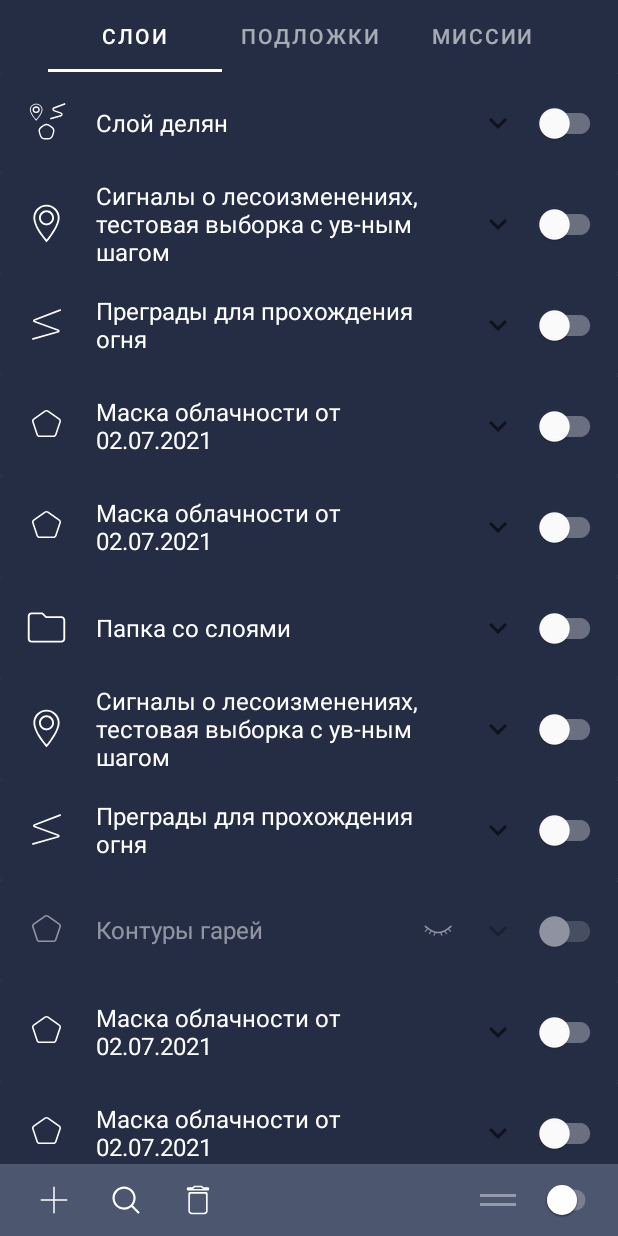
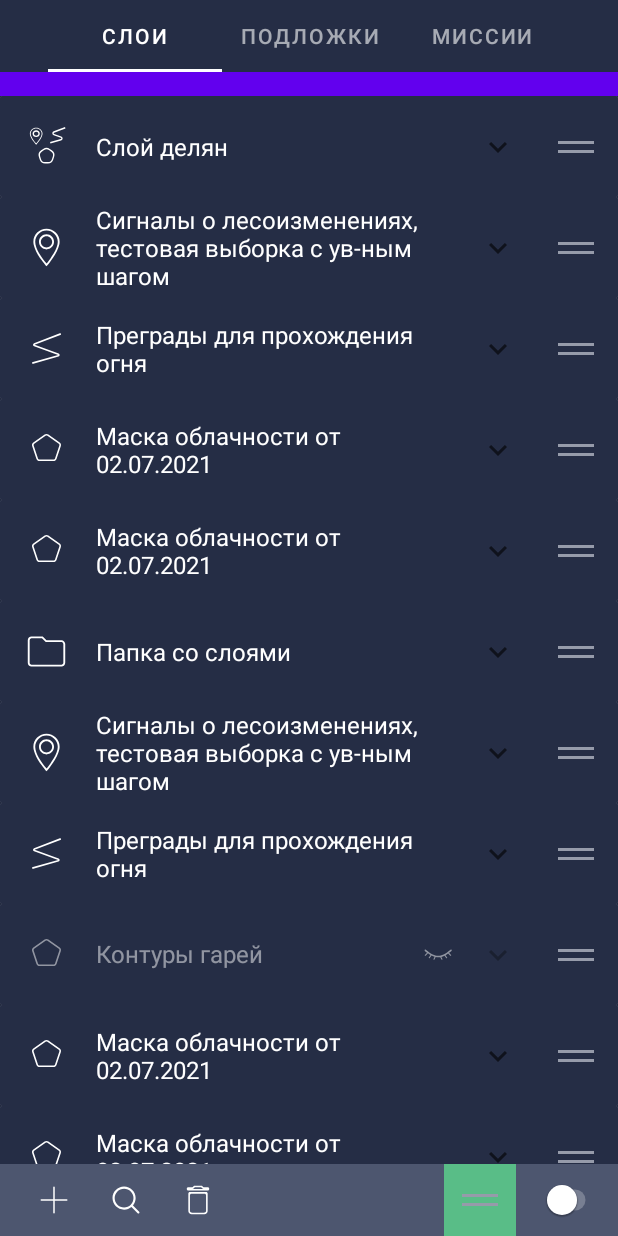
Before and after one commit to Emerald2014/InfoGrace, an Android app: the screen it shows after launch (MainActivityK), after a tap on "image_to_drop", on a phone screen of 412 x 824 dp. Run offline under Robolectric (Android 15) with nearby library versions, the phone set to English and light mode, and no system bars; our stand-ins replace Room's generated code.

```diff
--- a/app/src/main/java/ru/kudesnik/infograce/model/entities/Item.kt
+++ b/app/src/main/java/ru/kudesnik/infograce/model/entities/Item.kt
@@ -4,10 +4,11 @@ data class Item(
     val id: Int,
     val name: String,
     var position: Int,
-    var isCheckedSwitch:Boolean,
+    var isCheckedSwitch: Boolean,
     var sliderValue: Int,
     val image: Int,
-    var isVisible: Boolean
+    var isVisible: Boolean,
+    var savedSwitchPosition: Boolean = false
 ) {
 
 }
--- a/app/src/main/java/ru/kudesnik/infograce/ui/layer_fragment/LayerFragment.kt
+++ b/app/src/main/java/ru/kudesnik/infograce/ui/layer_fragment/LayerFragment.kt
@@ -2,6 +2,7 @@ package ru.kudesnik.infograce.ui.layer_fragment
 
 import android.annotation.SuppressLint
 import android.content.SharedPreferences
+import android.graphics.Color
 import android.os.Bundle
 import android.util.Log
 import android.view.LayoutInflater
@@ -17,6 +18,7 @@ import com.google.android.material.slider.Slider
 import kotlinx.coroutines.*
 import org.koin.androidx.viewmodel.ext.android.viewModel
 import org.koin.core.scope.Scope
+import ru.kudesnik.infograce.R
 import ru.kudesnik.infograce.databinding.FragmentLayerBinding
 import ru.kudesnik.infograce.model.AppState
 import ru.kudesnik.infograce.model.entities.Item
@@ -29,10 +31,14 @@ import ru.kudesnik.infograce.ui.utils.ItemMoveCallback
 1+. Перетаскивание элементов списка
 2+. Сортировка списка по позиции, а не по порядку
 3+. Сохранение в SharedPreference позиции, и переменных
-4. Разобраться почему фрагменты не полностью подменяют друг друга, и при открытии выезжающей части начинают глючить
-5. Нижнее меню
-6. Разобраться почему нижнее меню не привязано к низу экрана
-7. Добавить вью модель для оперативного обновления данных во вью*/
+4. Разобраться почему фрагменты при использовании шторки не полностью подменяют друг друга, и при открытии выезжающей части начинают глючить
+5+. Нижнее меню
+6. Разобраться почему нижнее меню не привязано к низу экрана в шторке
+7+. Добавить вью модель для оперативного обновления данных во вью
+8. При нажатии в нижнем меню кнопки перетаскивания менять значки на всех элементах
+9. Функции главного слайдера по изменению состояние всех элементов и сохранению их значения для возврата
+10. Добавление элемента в базу данных по кнопке
+*/
 
 
 open class LayerFragment : Fragment() {
@@ -40,18 +46,21 @@ open class LayerFragment : Fragment() {
 
     private var _binding: FragmentLayerBinding? = null
     private val binding get() = _binding!!
-    private val adapterLayer: LayerFragmentAdapter by lazy {
-        LayerFragmentAdapter(requireContext(), object : DoUpdate {
-            override fun doUpdateItem(item: Item) {
-                viewModel.update(item = item)
-            }
-        }, object : DoUpdateSlider {
-            override fun doUpdateSlider() {
-                getMainSliderPosition()
-            }
+    private var isMovingMode = false
+    private var adapterLayer: LayerFragmentAdapter? = null
 
-        })
-    }
+    //    by lazy {
+//        LayerFragmentAdapter(requireContext(), object : DoUpdate {
+//            override fun doUpdateItem(item: Item) {
+//                viewModel.update(item = item)
+//            }
+//        }, object : DoUpdateSlider {
+//            override fun doUpdateSlider() {
+//                getMainSliderPosition()
+//            }
+//
+//        }, isMovingMode)
+//    }
     private var recyclerViewVer2: RecyclerView? = null
     private val repository = RepositoryImpl()
     lateinit var items2: List<Item>
@@ -66,7 +75,6 @@ open class LayerFragment : Fragment() {
         _binding = FragmentLayerBinding.inflate(inflater, container, false)
         return binding.root
     }
-
 
 
     override fun onViewCreated(view: View, savedInstanceState: Bundle?) {
@@ -123,7 +131,7 @@ open class LayerFragment : Fragment() {
             viewModel.getLiveData().observe(viewLifecycleOwner) { renderData(it) }
             val callback: ItemTouchHelper.Callback = ItemMoveCallback(adapterLayer)
             val touchHelper = ItemTouchHelper(callback)
-            touchHelper.attachToRecyclerView(recyclerViewVer2)
+            if (isMovingMode) touchHelper.attachToRecyclerView(recyclerViewVer2)
 //Конец кода
 //            recyclerViewVer2!!.adapter = adapterLayer
 
@@ -244,6 +252,7 @@ open class LayerFragment : Fragment() {
 //
 //            sliderAll.value = viewModel.getMainSliderPosition().toFloat()
             getMainSliderPosition()
+
             Log.d("myTag", "Value - ${sliderAll.value.toString()}")
             sliderAll.addOnSliderTouchListener(object : Slider.OnSliderTouchListener {
                 @SuppressLint("RestrictedApi")
@@ -261,16 +270,17 @@ open class LayerFragment : Fragment() {
             })
 //Button Remove All
             buttonDrag.setOnClickListener {
-                if (buttonDrag.visibility == View.VISIBLE) {
+                if (isMovingMode) {
+                    llButtonDrag.setBackgroundColor(Color.parseColor("#4D566F"))
 
-                    Thread {
-                        for (item in repository.getAllItems()) {
-                            item
-                        }
-                    }.start()
+                    isMovingMode = false
+                    viewModel.getLiveData().observe(viewLifecycleOwner) { renderData(it) }
+                } else {
+                    llButtonDrag.setBackgroundColor(Color.parseColor("#59BD87"))
+                    isMovingMode = true
+                    viewModel.getLiveData().observe(viewLifecycleOwner) { renderData(it) }
                 }
             }
-
         }
     }
 
@@ -293,6 +303,20 @@ open class LayerFragment : Fragment() {
             }
             activity?.runOnUiThread {
                 sliderAll.value = test.toFloat()
+//                when(test) {
+//                    0 -> {
+//                        mainSwitch.setImageResource(R.drawable.ic_baseline_battery_0_bar_24)
+//
+//                    }
+//                    1 -> {
+//                        mainSwitch.setImageResource(R.drawable.ic_baseline_battery_4_bar_24)
+//
+//                    }
+//                    2 -> {
+//                        mainSwitch.setImageResource(R.drawable.ic_baseline_battery_full_24)
+//
+//                    }
+//                }
                 Log.d("myTag", "Тест в методе во фрагменте Test = $test")
 
             }
@@ -307,7 +331,19 @@ open class LayerFragment : Fragment() {
     private fun renderData(appState: AppState) = with(binding) {
         when (appState) {
             is AppState.Success -> {
-                adapterLayer.apply {
+                adapterLayer = LayerFragmentAdapter(requireContext(), object : DoUpdate {
+                    override fun doUpdateItem(item: Item) {
+                        viewModel.update(item = item)
+                    }
+                }, object : DoUpdateSlider {
+                    override fun doUpdateSlider() {
+                        getMainSliderPosition()
+                    }
+
+                }, isMovingMode)
+
+
+                adapterLayer?.apply {
                     setItems(appState.modelData)
 
                 }
@@ -394,6 +430,7 @@ open class LayerFragment : Fragment() {
     interface DoUpdateSlider {
         fun doUpdateSlider()
     }
+
     private fun checkFirstLaunch() {
         if (activity != null) {
             val pref: SharedPreferences = requireActivity().getSharedPreferences(
--- a/app/src/main/java/ru/kudesnik/infograce/ui/layer_fragment/LayerFragmentAdapter.kt
+++ b/app/src/main/java/ru/kudesnik/infograce/ui/layer_fragment/LayerFragmentAdapter.kt
@@ -22,11 +22,13 @@ import java.util.*
 class LayerFragmentAdapter(
     private val context: Context,
     private val updateItem: LayerFragment.DoUpdate,
-    private val updateMainSlider: LayerFragment.DoUpdateSlider
+    private val updateMainSlider: LayerFragment.DoUpdateSlider,
+    private val isMovingMode: Boolean
 
 ) :
     RecyclerView.Adapter<LayerFragmentAdapter.MyViewHolder>(),
-    ItemMoveCallback.ItemTouchHelperContract {
+    ItemMoveCallback.ItemTouchHelperContract{
+
     private lateinit var binding: ItemLayerBinding
     private var itemList = ArrayList<Item>()
 
@@ -66,20 +68,27 @@ class LayerFragmentAdapter(
 
             }
 //Switch
+            if (item.isVisible) {
                 val switch = switchItem
                 switchItem.isChecked = item.isCheckedSwitch
 
                 switchItem.setOnCheckedChangeListener { buttonView, isChecked ->
                     val check = if (isChecked) "включен" else "выключен"
 
-                Toast.makeText(context, "Переключатель $check", Toast.LENGTH_SHORT).show()
+//                Toast.makeText(context, "Переключатель $check", Toast.LENGTH_SHORT).show()
                     item.isCheckedSwitch = isChecked
+                    item.savedSwitchPosition = isChecked
                     updateItem.doUpdateItem(item)
                     updateMainSlider.doUpdateSlider()
 
 //                switchChecked.setCheckedSwitch(item)
 //                setCurrentSwitch(isChecked, item.id)
                 }
+            } else {
+                switchItem.isClickable = false
+            }
+
+
 //Buttons
             val button1 = itemButton1
             button1.setOnClickListener {
@@ -157,7 +166,16 @@ class LayerFragmentAdapter(
                 }
                 true
             }
+//Режим перемещения
+            if (isMovingMode) {
+                switchItem.visibility = View.GONE
+                buttonRemove.visibility = View.VISIBLE
+            } else {
+                switchItem.visibility = View.VISIBLE
+                buttonRemove.visibility = View.GONE
             }
+        }
+
     }
 
     override fun onCreateViewHolder(parent: ViewGroup, viewType: Int): MyViewHolder {
@@ -229,6 +247,7 @@ class LayerFragmentAdapter(
     override fun getItemCount(): Int = itemList.size
 
     override fun onRowMoved(fromPosition: Int, toPosition: Int) {
+
             if (fromPosition < toPosition) {
                 for (i in fromPosition until toPosition) {
                     Collections.swap(itemList, i, i + 1)
--- /dev/null
+++ b/app/src/main/res/drawable/ic_baseline_battery_0_bar_24.xml
@@ -0,0 +1,10 @@
+<vector xmlns:android="http://schemas.android.com/apk/res/android"
+    android:width="24dp"
+    android:height="24dp"
+    android:viewportWidth="24"
+    android:viewportHeight="24"
+    android:tint="?attr/colorControlNormal">
+  <path
+      android:fillColor="@android:color/white"
+      android:pathData="M17,5v16c0,0.55 -0.45,1 -1,1H8c-0.55,0 -1,-0.45 -1,-1V5c0,-0.55 0.45,-1 1,-1h2V2h4v2h2C16.55,4 17,4.45 17,5zM15,6H9v14h6V6z"/>
+</vector>
--- /dev/null
+++ b/app/src/main/res/drawable/ic_baseline_battery_4_bar_24.xml
@@ -0,0 +1,10 @@
+<vector xmlns:android="http://schemas.android.com/apk/res/android"
+    android:width="24dp"
+    android:height="24dp"
+    android:viewportWidth="24"
+    android:viewportHeight="24"
+    android:tint="?attr/colorControlNormal">
+  <path
+      android:fillColor="@android:color/white"
+      android:pathData="M17,5v16c0,0.55 -0.45,1 -1,1H8c-0.55,0 -1,-0.45 -1,-1V5c0,-0.55 0.45,-1 1,-1h2V2h4v2h2C16.55,4 17,4.45 17,5zM15,6H9v6h6V6z"/>
+</vector>
--- /dev/null
+++ b/app/src/main/res/drawable/ic_baseline_battery_full_24.xml
@@ -0,0 +1,10 @@
+<vector xmlns:android="http://schemas.android.com/apk/res/android"
+    android:width="24dp"
+    android:height="24dp"
+    android:viewportWidth="24"
+    android:viewportHeight="24"
+    android:tint="?attr/colorControlNormal">
+  <path
+      android:fillColor="@android:color/white"
+      android:pathData="M15.67,4H14V2h-4v2H8.33C7.6,4 7,4.6 7,5.33v15.33C7,21.4 7.6,22 8.33,22h7.33c0.74,0 1.34,-0.6 1.34,-1.33V5.33C17,4.6 16.4,4 15.67,4z"/>
+</vector>
--- a/app/src/main/res/layout/fragment_layer.xml
+++ b/app/src/main/res/layout/fragment_layer.xml
@@ -12,6 +12,7 @@
         android:id="@+id/recyclerViewLayer"
         android:layout_width="match_parent"
         android:layout_height="match_parent"
+        android:layout_marginTop="16dp"
         android:background="@color/teal_700"
         app:layoutManager="androidx.recyclerview.widget.LinearLayoutManager"
         app:layout_constraintStart_toStartOf="parent"
@@ -105,18 +106,43 @@
 
         </LinearLayout>
 
+<!--        <LinearLayout
+            android:layout_width="48dp"
+            android:layout_height="48dp"
+            android:id="@+id/llMainSwitch"
+            app:layout_constraintBottom_toBottomOf="parent"
+            app:layout_constraintEnd_toStartOf="@id/llButtonDrag"
 
-
+            android:gravity="center_horizontal|center_vertical"
+            app:layout_constraintTop_toTopOf="parent">
+            <ImageView
+                android:id="@+id/mainSwitch"
+                android:layout_width="24dp"
+                android:layout_height="20dp"
+                android:contentDescription="@string/image_to_drop"
+                android:src="@drawable/ic_drag_list_item"
+                app:layout_constraintBottom_toBottomOf="parent"
+                app:layout_constraintTop_toTopOf="parent" />
+        </LinearLayout>-->
+<LinearLayout
+    android:layout_width="48dp"
+    android:layout_height="48dp"
+    android:id="@+id/llButtonDrag"
+    app:layout_constraintBottom_toBottomOf="parent"
+    app:layout_constraintEnd_toEndOf="parent"
+    android:layout_marginEnd="68dp"
+    android:gravity="center_horizontal|center_vertical"
+    app:layout_constraintTop_toTopOf="parent">
         <ImageView
             android:id="@+id/buttonDrag"
             android:layout_width="24dp"
             android:layout_height="20dp"
-            android:layout_marginEnd="68dp"
             android:contentDescription="@string/image_to_drop"
             android:src="@drawable/ic_drag_list_item"
             app:layout_constraintBottom_toBottomOf="parent"
             app:layout_constraintEnd_toEndOf="parent"
             app:layout_constraintTop_toTopOf="parent" />
+</LinearLayout>
 
         <com.google.android.material.slider.Slider
             android:id="@+id/sliderAll"
--- a/app/src/main/res/values/colors.xml
+++ b/app/src/main/res/values/colors.xml
@@ -12,4 +12,4 @@
     <color name="app_background">#252D45</color>
     <color name="card_extended">#4D566F</color>
     <color name="item_text_bold">#59BD87</color>
-</resources>
+    </resources>
```
Lines whose indentation alone changed are shown as unchanged.
